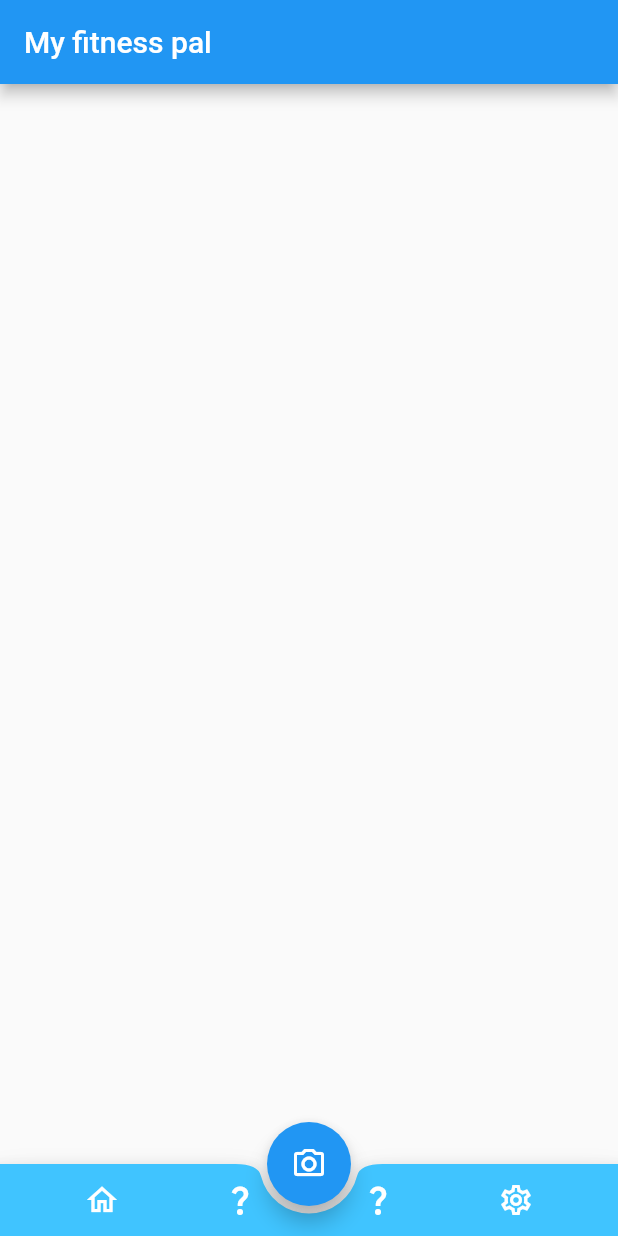
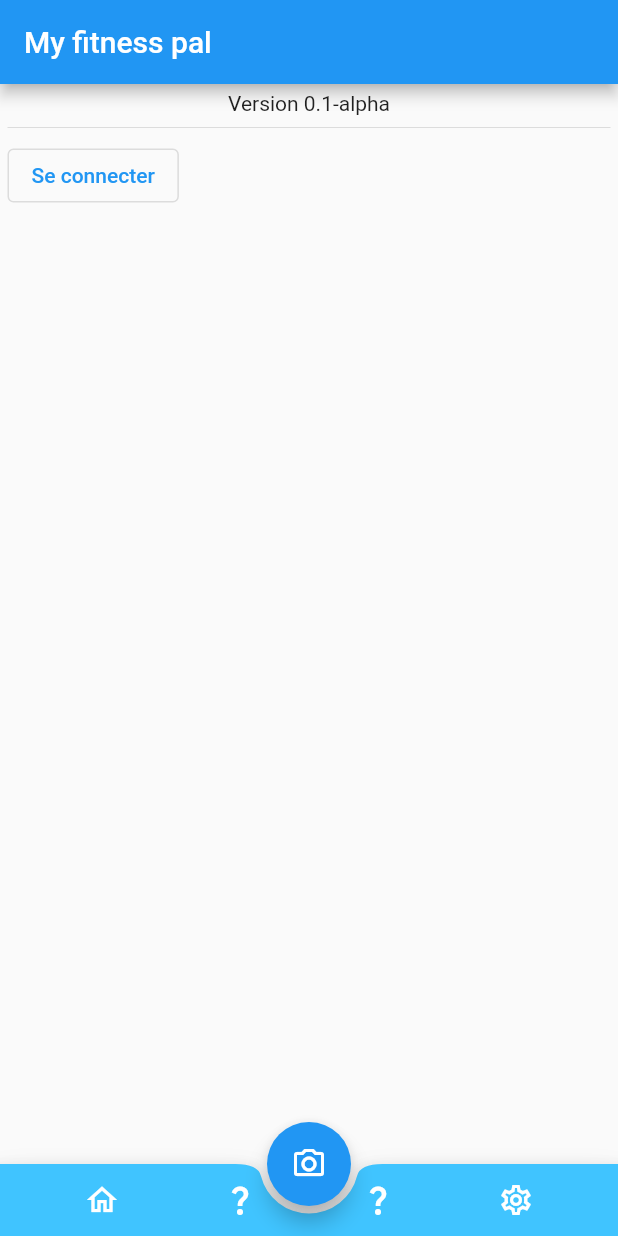
Before and after one commit to aspirio187/flutter_fitness, a Flutter app: the screen it shows after launch, after a tap on the "settings" icon, on a phone screen of 412 x 824 dp. Run offline on Flutter 3.47's test engine with Material 2 defaults, Android fonts, the phone set to English and light mode, and no system bars.

Commit message:
implemented Settings page

```diff
--- a/lib/uis/home_screen.dart
+++ b/lib/uis/home_screen.dart
@@ -1,4 +1,5 @@
 import 'package:flutter/material.dart';
+import 'package:flutter_fitness/uis/settings_page.dart';
 
 class HomeScreen extends StatefulWidget {
   const HomeScreen({Key? key}) : super(key: key);
@@ -11,6 +12,10 @@ class _HomeScreenState extends State<HomeScreen> {
   final PageController _homeScreenController = PageController();
   int _selectedIndex = 0;
 
+  static const List<Widget> _pages = <Widget>[
+    SettingsPage(),
+  ];
+
   @override
   Widget build(BuildContext context) {
     return Scaffold(
@@ -19,7 +24,7 @@ class _HomeScreenState extends State<HomeScreen> {
       ),
       body: PageView(
         controller: _homeScreenController,
-        children: <Widget>[],
+        children: _pages,
         onPageChanged: (index) => _onPageChanged,
       ),
       floatingActionButton: FloatingActionButton(
@@ -61,7 +66,7 @@ class _HomeScreenState extends State<HomeScreen> {
                 Icons.settings_outlined,
                 color: Colors.white,
               ),
-              onPressed: () {},
+              onPressed: () => _jumpToSettings(),
               focusColor: Colors.blue,
             )
           ],
@@ -79,4 +84,8 @@ class _HomeScreenState extends State<HomeScreen> {
 
     _homeScreenController.jumpToPage(_selectedIndex);
   }
+
+  _jumpToSettings() {
+    _onPageChanged(3);
+  }
 }
--- /dev/null
+++ b/lib/uis/settings_page.dart
@@ -0,0 +1,29 @@
+import 'package:flutter/material.dart';
+
+class SettingsPage extends StatelessWidget {
+  const SettingsPage({Key? key}) : super(key: key);
+  final bool _isConnected = false;
+
+  @override
+  Widget build(BuildContext context) {
+    return Container(
+      margin: const EdgeInsets.all(5),
+      child: Flex(
+        direction: Axis.vertical,
+        mainAxisSize: MainAxisSize.max,
+        crossAxisAlignment: CrossAxisAlignment.start,
+        children: <Widget>[
+          Row(
+            mainAxisAlignment: MainAxisAlignment.center,
+            children: const [Text('Version 0.1-alpha')],
+          ),
+          const Divider(),
+          OutlinedButton(
+            onPressed: () {},
+            child: Text(_isConnected ? 'Se déconnecter' : 'Se connecter'),
+          ),
+        ],
+      ),
+    );
+  }
+}
```
